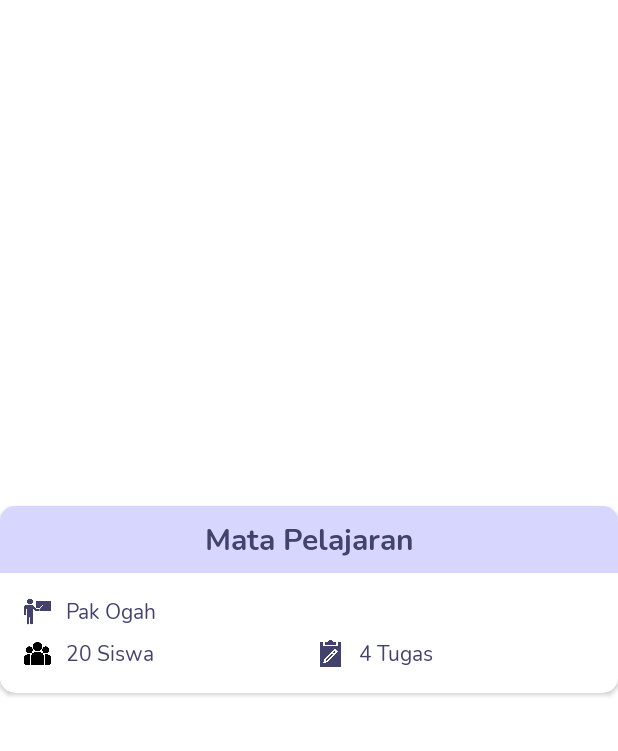
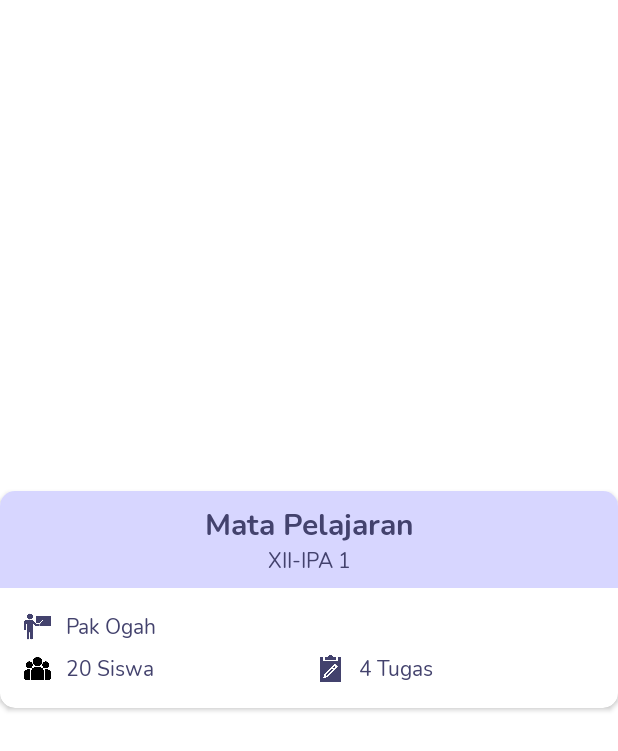
Before and after one commit to nargyanti/ceban-app, an Android app: the layout item_cardview_subject.xml on its own in the app's theme, with its tools: preview values and no code run, on a phone screen of 412 x 824 dp. Shown: the top 751 px of the screen. Run offline under Robolectric (Android 15) with nearby library versions, the light colour scheme and no system bars.

Commit message:
benerin dikit

```diff
--- a/app/src/main/java/com/example/ceban/core/datasource/remote/api/ClassesService.kt
+++ b/app/src/main/java/com/example/ceban/core/datasource/remote/api/ClassesService.kt
@@ -16,7 +16,7 @@ interface ClassesService {
     @GET("subjects/{id}/assignments")
     fun getAssignmentBySubjectId(@Path("id") id: Int, @Query("level")level: String, @Query("studentId") studentId: Int?): Call<List<AssignmentResponseItem>>
 
-    @POST("assignment")
+    @POST("assignments")
     fun addAssignment(@Body assignmentAddRequest: AssignmentAddRequest): Call<AssignmentAddResponse>
 
     @GET("assignments/{id}/students")
--- a/app/src/main/res/layout/item_cardview_subject.xml
+++ b/app/src/main/res/layout/item_cardview_subject.xml
@@ -38,7 +38,6 @@
                 android:layout_height="wrap_content"
                 android:textAlignment="center"
                 style="@style/Body"
-                android:visibility="gone"
                 tools:text="XII-IPA 1" />
         </LinearLayout>
 
```
Also changed, not shown: app/src/main/java/com/example/ceban/ui/login/LoginActivity.kt (+8 -8 lines).
